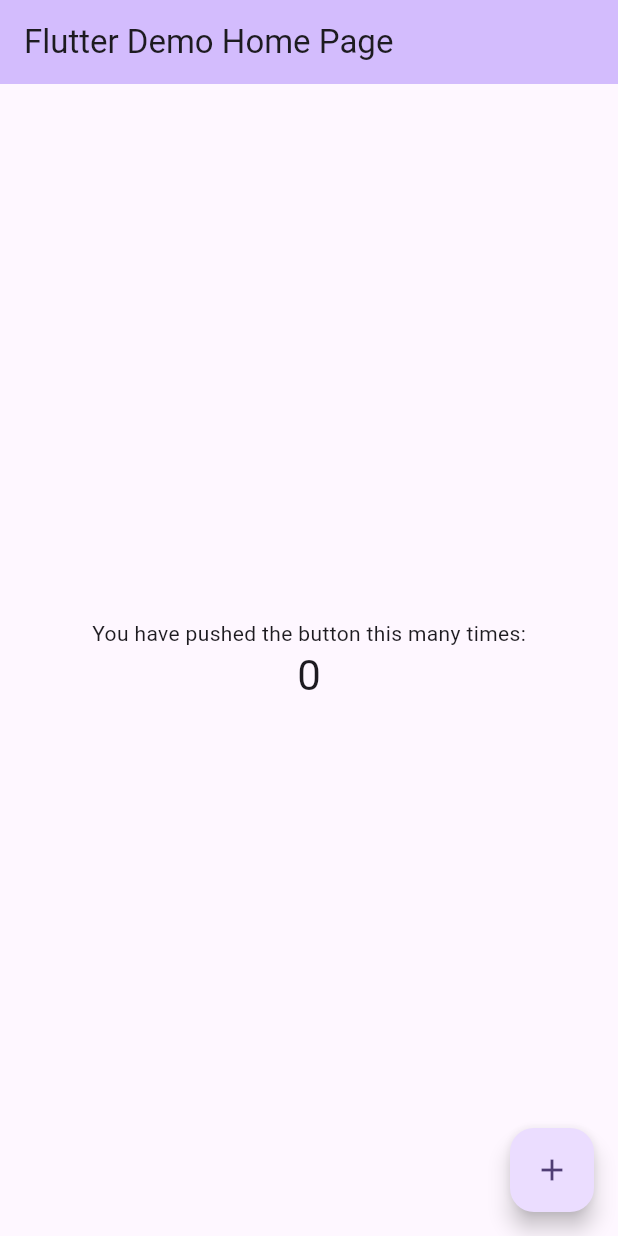
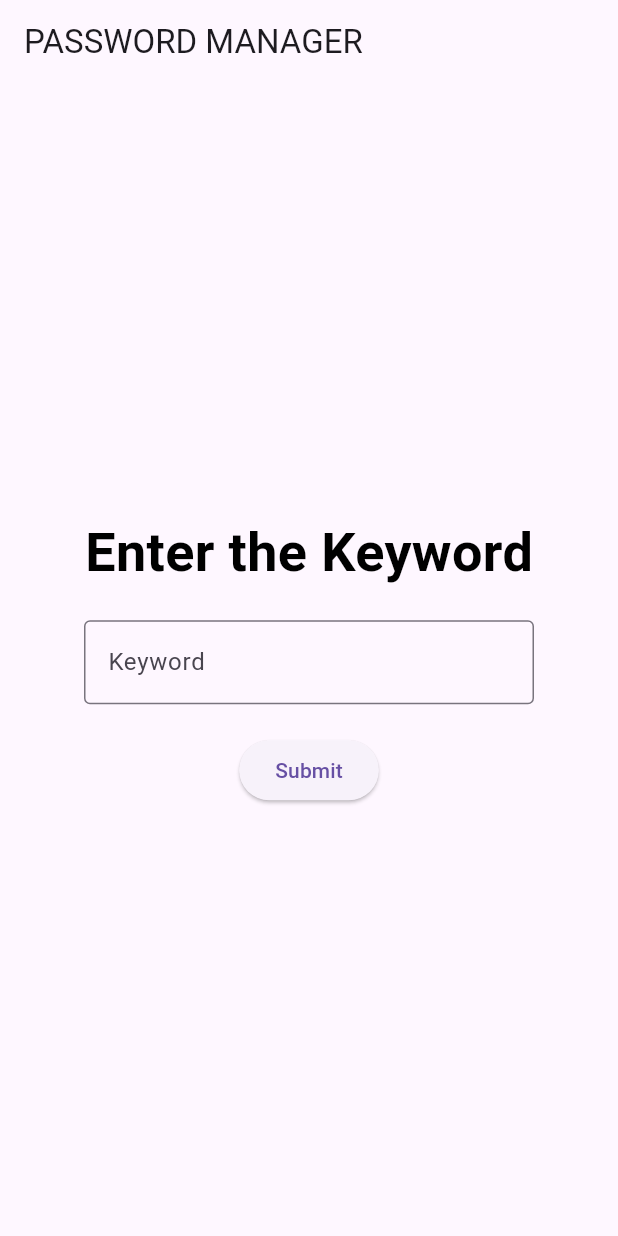
Before and after one commit to Colluded-Projects/Cloak-of-lupin, a Flutter app: the screen it shows after launch, on a phone screen of 412 x 824 dp. Run offline on Flutter 3.47's test engine with Material 3 defaults, Android fonts, the phone set to English and light mode, and no system bars; missing offline and left inert: encrypt.

Commit message:
changed main.dart, beeped it

```diff
--- a/cloak_of_lupin/lib/main.dart
+++ b/cloak_of_lupin/lib/main.dart
@@ -1,125 +1,241 @@
 import 'package:flutter/material.dart';
 
 void main() {
-  runApp(const MyApp());
+  runApp(MyApp());
 }
 
 class MyApp extends StatelessWidget {
-  const MyApp({super.key});
-
-  // This widget is the root of your application.
   @override
   Widget build(BuildContext context) {
     return MaterialApp(
-      title: 'Flutter Demo',
-      theme: ThemeData(
-        // This is the theme of your application.
-        //
-        // TRY THIS: Try running your application with "flutter run". You'll see
-        // the application has a purple toolbar. Then, without quitting the app,
-        // try changing the seedColor in the colorScheme below to Colors.green
-        // and then invoke "hot reload" (save your changes or press the "hot
-        // reload" button in a Flutter-supported IDE, or press "r" if you used
-        // the command line to start the app).
-        //
-        // Notice that the counter didn't reset back to zero; the application
-        // state is not lost during the reload. To reset the state, use hot
-        // restart instead.
-        //
-        // This works for code too, not just values: Most code changes can be
-        // tested with just a hot reload.
-        colorScheme: ColorScheme.fromSeed(seedColor: Colors.deepPurple),
-        useMaterial3: true,
-      ),
-      home: const MyHomePage(title: 'Flutter Demo Home Page'),
+      home: PasswordManager(),
     );
   }
 }
 
-class MyHomePage extends StatefulWidget {
-  const MyHomePage({super.key, required this.title});
-
-  // This widget is the home page of your application. It is stateful, meaning
-  // that it has a State object (defined below) that contains fields that affect
-  // how it looks.
-
-  // This class is the configuration for the state. It holds the values (in this
-  // case the title) provided by the parent (in this case the App widget) and
-  // used by the build method of the State. Fields in a Widget subclass are
-  // always marked "final".
-
-  final String title;
-
+class PasswordManager extends StatefulWidget {
   @override
-  State<MyHomePage> createState() => _MyHomePageState();
+  _PasswordManagerState createState() => _PasswordManagerState();
 }
 
-class _MyHomePageState extends State<MyHomePage> {
-  int _counter = 0;
+class _PasswordManagerState extends State<PasswordManager> {
+  int _currentPage = 0;
+  String keyword = '';
+  String errorMessage = '';
+  List<List<String>> accounts = [
+    ["google", "xebra@gmail.com", "Xebra23"],
+    ["github", "git@cool.com", "code123"],
+  ];
 
-  void _incrementCounter() {
+
+  bool checkHash(String inputKeyword) {
+    const String correctPassword = 'yellow';
+    return inputKeyword == correctPassword;
+  }
+
+  void _submitKeyword() {
+    if (checkHash(keyword)) {
+      setState(() {
+        _currentPage = 1;
+      });
+    } else {
+      setState(() {
+        errorMessage = 'Incorrect password. Please try again.';
+      });
+    }
+  }
+
+  void _showPassword(BuildContext context, String password) {
+    showDialog(
+      context: context,
+      builder: (context) {
+        return AlertDialog(
+          title: Text('Password'),
+          content: Text(password),
+          actions: [
+            TextButton(
+              onPressed: () {
+                Navigator.of(context).pop();
+              },
+              child: Text('Close'),
+            ),
+          ],
+        );
+      },
+    );
+  }
+
+  void _addAccount(String domain, String username, String password) {
+    if (domain.isNotEmpty && username.isNotEmpty && password.isNotEmpty) {
+      setState(() {
+        accounts.add([domain, username, password]);
+        _currentPage = 1;
+      });
+    } else {
+
+      ScaffoldMessenger.of(context).showSnackBar(
+        SnackBar(content: Text('please enter all the details!')),
+      );
+    }
+  }
+
+  void _goToAddAccountPage() {
     setState(() {
-      // This call to setState tells the Flutter framework that something has
-      // changed in this State, which causes it to rerun the build method below
-      // so that the display can reflect the updated values. If we changed
-      // _counter without calling setState(), then the build method would not be
-      // called again, and so nothing would appear to happen.
-      _counter++;
+      _currentPage = 2;
     });
   }
 
   @override
   Widget build(BuildContext context) {
-    // This method is rerun every time setState is called, for instance as done
-    // by the _incrementCounter method above.
-    //
-    // The Flutter framework has been optimized to make rerunning build methods
-    // fast, so that you can just rebuild anything that needs updating rather
-    // than having to individually change instances of widgets.
     return Scaffold(
       appBar: AppBar(
-        // TRY THIS: Try changing the color here to a specific color (to
-        // Colors.amber, perhaps?) and trigger a hot reload to see the AppBar
-        // change color while the other colors stay the same.
-        backgroundColor: Theme.of(context).colorScheme.inversePrimary,
-        // Here we take the value from the MyHomePage object that was created by
-        // the App.build method, and use it to set our appbar title.
-        title: Text(widget.title),
+        title: Text('PASSWORD MANAGER'),
       ),
-      body: Center(
-        // Center is a layout widget. It takes a single child and positions it
-        // in the middle of the parent.
+      body: _getPage(_currentPage),
+    );
+  }
+
+  Widget _getPage(int page) {
+    switch (page) {
+      case 0:
+        return _buildKeywordPage();
+      case 1:
+        return _buildAccountsPage();
+      case 2:
+        return _buildAddAccountPage();
+      default:
+        return _buildKeywordPage();
+    }
+  }
+
+  Widget _buildKeywordPage() {
+    return Padding(
+      padding: const EdgeInsets.all(16.0),
+      child: Center(
         child: Column(
-          // Column is also a layout widget. It takes a list of children and
-          // arranges them vertically. By default, it sizes itself to fit its
-          // children horizontally, and tries to be as tall as its parent.
-          //
-          // Column has various properties to control how it sizes itself and
-          // how it positions its children. Here we use mainAxisAlignment to
-          // center the children vertically; the main axis here is the vertical
-          // axis because Columns are vertical (the cross axis would be
-          // horizontal).
-          //
-          // TRY THIS: Invoke "debug painting" (choose the "Toggle Debug Paint"
-          // action in the IDE, or press "p" in the console), to see the
-          // wireframe for each widget.
           mainAxisAlignment: MainAxisAlignment.center,
-          children: <Widget>[
-            const Text(
-              'You have pushed the button this many times:',
+          children: [
+            Text(
+              'Enter the Keyword',
+              style: TextStyle(
+                fontSize: 36,
+                fontWeight: FontWeight.bold,
+                color: Colors.black,
+              ),
             ),
-            Text(
-              '$_counter',
-              style: Theme.of(context).textTheme.headlineMedium,
+            SizedBox(height: 20),
+            Container(
+              width: 300,
+              child: TextField(
+                obscureText: true,
+                decoration: InputDecoration(
+                  border: OutlineInputBorder(),
+                  labelText: 'Keyword',
+                ),
+                onChanged: (value) {
+                  setState(() {
+                    keyword = value;
+                  });
+                },
+              ),
             ),
+            SizedBox(height: 20),
+            ElevatedButton(
+              onPressed: _submitKeyword,
+              child: Text('Submit'),
+            ),
+            if (errorMessage.isNotEmpty)
+              Padding(
+                padding: const EdgeInsets.all(8.0),
+                child: Text(
+                  errorMessage,
+                  style: TextStyle(color: Colors.red),
+                ),
+              ),
           ],
         ),
       ),
-      floatingActionButton: FloatingActionButton(
-        onPressed: _incrementCounter,
-        tooltip: 'Increment',
-        child: const Icon(Icons.add),
-      ), // This trailing comma makes auto-formatting nicer for build methods.
+    );
+  }
+
+  Widget _buildAccountsPage() {
+    return Padding(
+      padding: const EdgeInsets.all(16.0),
+      child: Column(
+        children: [
+          Expanded(
+            child: ListView.builder(
+              itemCount: accounts.length,
+              itemBuilder: (context, index) {
+                return ListTile(
+                  title: Text('Domain: ${accounts[index][0]}'),
+                  subtitle: Text('Username: ${accounts[index][1]}'),
+                  trailing: ElevatedButton(
+                    onPressed: () {
+                      _showPassword(context, accounts[index][2]);
+                    },
+                    child: Text('See Password'),
+                  ),
+                );
+              },
+            ),
+          ),
+          ElevatedButton(
+            onPressed: _goToAddAccountPage,
+            child: Text('Add New Account'),
+          ),
+        ],
+      ),
+    );
+  }
+
+  Widget _buildAddAccountPage() {
+    final TextEditingController domainController = TextEditingController();
+    final TextEditingController usernameController = TextEditingController();
+    final TextEditingController passwordController = TextEditingController();
+
+    return Padding(
+      padding: const EdgeInsets.all(16.0),
+      child: Column(
+        mainAxisAlignment: MainAxisAlignment.center,
+        children: [
+          TextField(
+            controller: domainController,
+            decoration: InputDecoration(
+              labelText: 'Domain',
+              border: OutlineInputBorder(),
+            ),
+          ),
+          SizedBox(height: 10),
+          TextField(
+            controller: usernameController,
+            decoration: InputDecoration(
+              labelText: 'Username',
+              border: OutlineInputBorder(),
+            ),
+          ),
+          SizedBox(height: 10),
+          TextField(
+            controller: passwordController,
+            decoration: InputDecoration(
+              labelText: 'Password',
+              border: OutlineInputBorder(),
+            ),
+            obscureText: true,
+          ),
+          SizedBox(height: 20),
+          ElevatedButton(
+            onPressed: () {
+              _addAccount(
+                domainController.text,
+                usernameController.text,
+                passwordController.text,
+              );
+            },
+            child: Text('Add Account'),
+          ),
+        ],
+      ),
     );
   }
 }
```
Also changed, not shown: cloak_of_lupin/lib/prop.dart (+20 -17 lines), main1.dart (deleted, +0 -241 lines), 1 other file.
